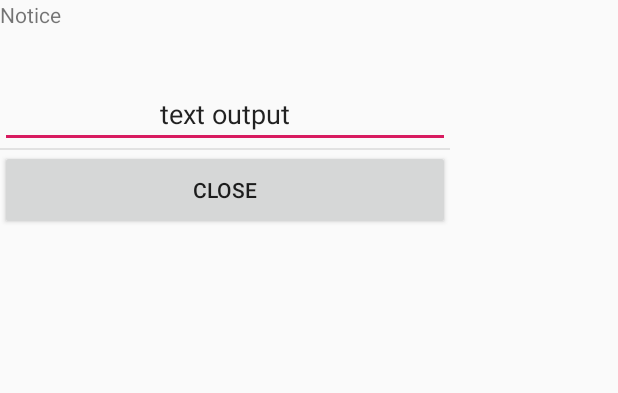
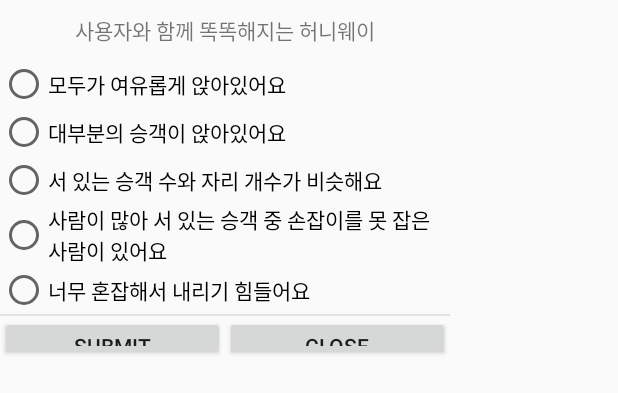
Before and after one commit to EunHuiChoi/HoneyWay0710, an Android app: the layout activity_pop_up.xml on its own in the app's theme, with its tools: preview values and no code run, on a phone screen of 412 x 824 dp. Shown: the top 393 px of the screen. Run offline under Robolectric (Android 15) with nearby library versions, the phone set to English and light mode, and no system bars.

Commit message:
190721 태영 하은부탁

```diff
--- a/app/src/main/java/com/example/user/swu/likelion/DFSActivity.java
+++ b/app/src/main/java/com/example/user/swu/likelion/DFSActivity.java
@@ -866,6 +866,7 @@ public class DFSActivity extends AppCompatActivity{
                 Queue<String> directions = new LinkedList<String>();
                 Queue<Integer> departHours = new LinkedList<Integer>();
                 Queue<Integer> departMinutes = new LinkedList<Integer>();
+                Queue<String> hwanseungStation = new LinkedList<>();
 
                 int _hourInt = 0;
                 int _minuteInt = 0;
@@ -889,6 +890,7 @@ public class DFSActivity extends AppCompatActivity{
                             }
                             info.totalTime += maps[stack.elementAt(i - 1)][stack.elementAt(i)];
                             info.hwanseungs += 1;
+                            hwanseungStation.add(returnStation(stack.elementAt(i)));
                             //info.directions.push("환승");
                             continue;
                         }else{
@@ -936,6 +938,11 @@ public class DFSActivity extends AppCompatActivity{
                 }
                 info.departTimes = new int[departHours.size()][2];
                 j = departHours.size();
+                for(int i=0;i<j;i++){
+                    info.hwaseungStations[i] = hwanseungStation.poll();
+                }
+                info.hwaseungStations = new String[hwanseungStation.size()];
+                j = hwanseungStation.size();
                 for(int i=0;i<j;i++){
                     info.departTimes[i][0] = departHours.poll();
                     info.departTimes[i][1] = departMinutes.poll();
@@ -1071,6 +1078,7 @@ class structInfo implements Serializable {
     String[] hoseons;
     String[] directions;
     String[] congestions;
+    String[] hwaseungStations;
     int[][] departTimes;
     int totalTime = 0;
     int totalStation = 0;
--- a/app/src/main/res/layout/activity_main.xml
+++ b/app/src/main/res/layout/activity_main.xml
@@ -50,13 +50,13 @@
 
                     <ImageButton
                         android:id="@+id/settingBtn"
-                        android:layout_width="wrap_content"
-                        android:layout_height="wrap_content"
+                        android:layout_width="25dp"
+                        android:layout_height="25dp"
                         android:layout_gravity="center|right"
                         android:layout_weight="0"
                         android:background="@android:color/transparent"
-                        android:paddingRight="20dp"
-                        app:srcCompat="@drawable/setting" />
+                        android:paddingRight="50dp"
+                        app:srcCompat="@drawable/feedback" />
                 </FrameLayout>
 
             </LinearLayout>
--- a/app/src/main/res/layout/activity_pop_up.xml
+++ b/app/src/main/res/layout/activity_pop_up.xml
@@ -10,23 +10,41 @@
     <LinearLayout
         android:orientation="horizontal"
         android:layout_width="match_parent"
-        android:layout_height="wrap_content">
+        android:layout_height="wrap_content"
+        android:layout_gravity="center">
+
         <TextView
-            android:text="Notice"
             android:layout_width="match_parent"
-            android:layout_height="53dp" />
+            android:layout_height="40dp"
+            android:gravity="center"
+            android:layout_gravity="center"
+            android:text="사용자와 함께 똑똑해지는 허니웨이" />
     </LinearLayout>
 
     <LinearLayout
         android:layout_width="match_parent"
         android:layout_height="wrap_content"
         android:orientation="vertical">
-        <EditText
+        <RadioButton
+        android:layout_width="match_parent"
+        android:layout_height="wrap_content"
+        android:text="모두가 여유롭게 앉아있어요"/>
+        <RadioButton
             android:layout_width="match_parent"
             android:layout_height="wrap_content"
-            android:gravity="center"
-            android:text="text output"
-            android:id="@+id/txt"/>
+            android:text="대부분의 승객이 앉아있어요"/>
+        <RadioButton
+            android:layout_width="match_parent"
+            android:layout_height="wrap_content"
+            android:text="서 있는 승객 수와 자리 개수가 비슷해요"/>
+        <RadioButton
+            android:layout_width="match_parent"
+            android:layout_height="wrap_content"
+            android:text="사람이 많아 서 있는 승객 중 손잡이를 못 잡은 사람이 있어요"/>
+        <RadioButton
+            android:layout_width="match_parent"
+            android:layout_height="wrap_content"
+            android:text="너무 혼잡해서 내리기 힘들어요"/>
     </LinearLayout>
 
     <View
@@ -38,12 +56,21 @@
         android:layout_width="match_parent"
         android:layout_height="wrap_content"
         android:gravity="center"
-        android:orientation="horizontal">
+        android:orientation="horizontal"
+        android:layout_weight="1">
         <Button
             android:layout_width="match_parent"
-            android:layout_height="53dp"
+            android:layout_height="30dp"
+            android:gravity="center"
+            android:text="submit"
+            android:layout_weight="0.5"
+            android:id="@+id/submit"/>
+        <Button
+            android:layout_width="match_parent"
+            android:layout_height="30dp"
             android:gravity="center"
             android:text="close"
+            android:layout_weight="0.5"
             android:id="@+id/close"/>
     </LinearLayout>
 </LinearLayout>
```
Also changed, not shown: app/src/main/res/drawable/feedback.png (added).
